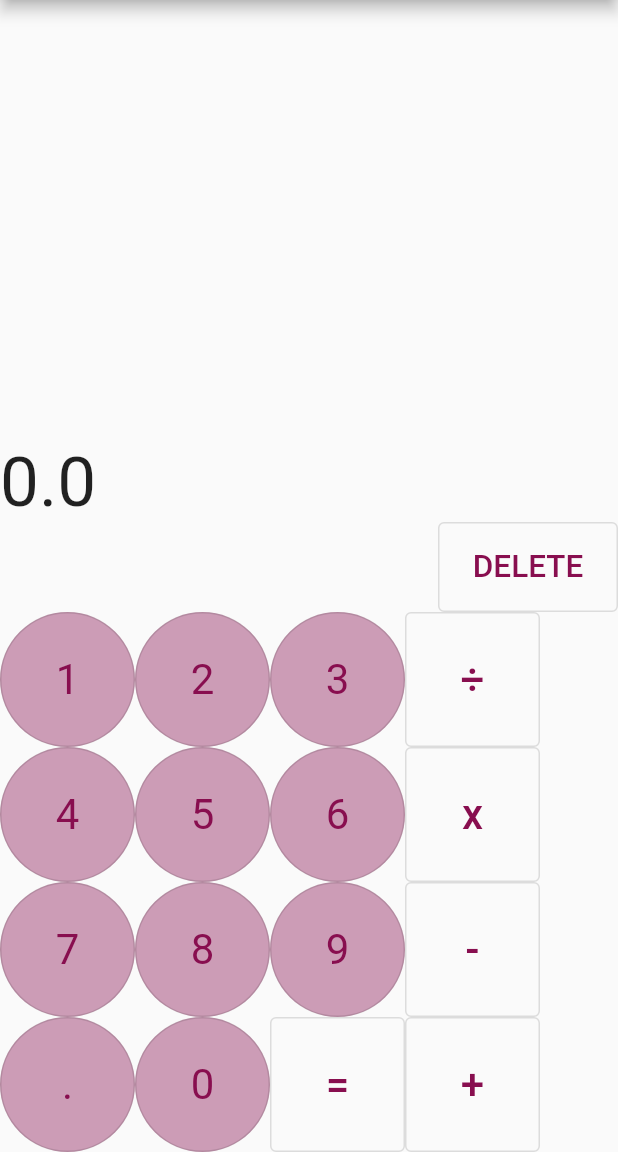
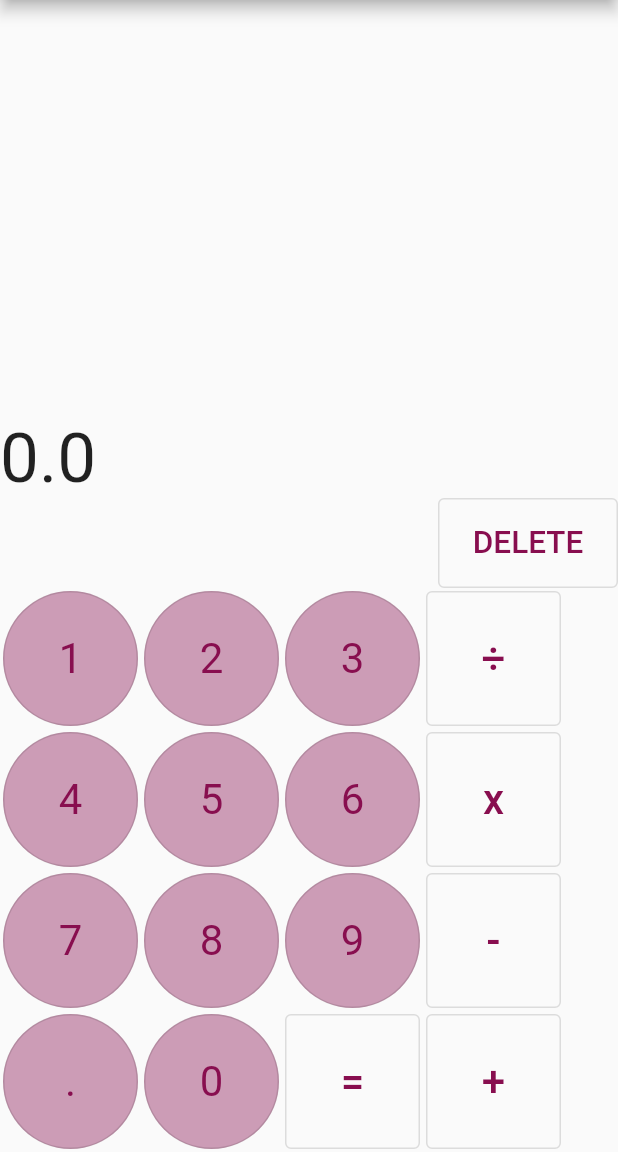
Before and after one commit to Domininiuk/Calculator, a Flutter app: the screen it shows after launch, on a phone screen of 412 x 824 dp, the part 84-1236 px from its top. Run offline on Flutter 3.47's test engine with Material 2 defaults, Android fonts, the phone set to English and light mode, and no system bars; Roboto replaces fonts that are missing (Corben).

Commit message:
Fixed another bug with division

```diff
--- a/lib/models/calculations.dart
+++ b/lib/models/calculations.dart
@@ -208,7 +208,6 @@ class CalculationsModel extends ChangeNotifier {
       if(currentNum.substring(0, currentNum.length - 1) == "0." && !_isCurrentNumAllZeroes())
       {
         result = formerResult;
-
       }
       else
         {
@@ -242,18 +241,24 @@ class CalculationsModel extends ChangeNotifier {
   //CANNOT DIVIDE BY 0
   void _calculateTheQuotient() {
     if (currentNum.length >= 3) {
-      if(currentNum.substring(0, currentNum.length - 1) == "0." && !_isCurrentNumAllZeroes())
+      //if
+      if(currentNum.substring(0, 2) == "0." && !_isCurrentNumAllZeroes())
         {
           result = formerResult;
           result /= double.tryParse(currentNum)!;
+          notifyListeners();
         }
-      else
+      else if(_isCurrentNumAllZeroes())
         {
-          result *= double.tryParse(currentNum.substring(0, currentNum.length - 1))!;
-
+         // result *= double.tryParse(currentNum.substring(0, currentNum.length - 1))!;
+         // result /= double.tryParse(currentNum)!;
+         // notifyListeners();
         }
-      result /= double.tryParse(currentNum)!;
-      notifyListeners();
+      else{
+         result *= double.tryParse(currentNum.substring(0, currentNum.length - 1))!;
+         result /= double.tryParse(currentNum)!;
+        notifyListeners();
+      }
     } else if (currentNum.length == 2) {
       if(currentNum[0]== "0")
         {
--- a/lib/screens/calculator.dart
+++ b/lib/screens/calculator.dart
@@ -74,7 +74,9 @@ class _Calculator extends StatelessWidget {
         ),
         Row(
           children: <Widget>[
-            SizedBox(
+            Padding(
+              padding: const EdgeInsets.all(2.0),
+              child: SizedBox(
                 height: 90.0,
                 width: 90.0,
                 child: OutlinedButton(
@@ -87,7 +89,10 @@ class _Calculator extends StatelessWidget {
                       onOperandPressed(context, '1');
                     }),
               ),
-            SizedBox(
+            ),
+            Padding(
+              padding: const EdgeInsets.all(2.0),
+              child: SizedBox(
                 height: 90.0,
                 width: 90.0,
                 child: OutlinedButton(
@@ -101,7 +106,10 @@ class _Calculator extends StatelessWidget {
                   },
                 ),
               ),
-            SizedBox(
+            ),
+            Padding(
+              padding: const EdgeInsets.all(2.0),
+              child: SizedBox(
                 height: 90.0,
                 width: 90.0,
                 child: OutlinedButton(
@@ -115,7 +123,10 @@ class _Calculator extends StatelessWidget {
                   },
                 ),
               ),
-            SizedBox(
+            ),
+            Padding(
+              padding: const EdgeInsets.all(2.0),
+              child: SizedBox(
                 height: 90.0,
                 width: 90.0,
                 child: OutlinedButton(
@@ -128,11 +139,14 @@ class _Calculator extends StatelessWidget {
                   },
                 ),
               ),
+            ),
           ],
         ),
         Row(
           children: <Widget>[
-            SizedBox(
+            Padding(
+              padding: const EdgeInsets.all(2.0),
+              child: SizedBox(
                 height: 90.0,
                 width: 90.0,
                 child: OutlinedButton(
@@ -146,7 +160,10 @@ class _Calculator extends StatelessWidget {
                   },
                 ),
               ),
-            SizedBox(
+            ),
+            Padding(
+              padding: const EdgeInsets.all(2.0),
+              child: SizedBox(
                 height: 90.0,
                 width: 90.0,
                 child: OutlinedButton(
@@ -160,7 +177,10 @@ class _Calculator extends StatelessWidget {
                   },
                 ),
               ),
-            SizedBox(
+            ),
+            Padding(
+              padding: const EdgeInsets.all(2.0),
+              child: SizedBox(
                 height: 90.0,
                 width: 90.0,
                 child: OutlinedButton(
@@ -174,7 +194,10 @@ class _Calculator extends StatelessWidget {
                   },
                 ),
               ),
-            SizedBox(
+            ),
+            Padding(
+              padding: const EdgeInsets.all(2.0),
+              child: SizedBox(
                 height: 90.0,
                 width: 90.0,
                 child: OutlinedButton(
@@ -187,11 +210,14 @@ class _Calculator extends StatelessWidget {
                   },
                 ),
               ),
+            ),
           ],
         ),
         Row(
           children: <Widget>[
-            SizedBox(
+            Padding(
+              padding: const EdgeInsets.all(2.0),
+              child: SizedBox(
                 height: 90.0,
                 width: 90.0,
                 child: OutlinedButton(
@@ -205,7 +231,10 @@ class _Calculator extends StatelessWidget {
                   },
                 ),
               ),
-            SizedBox(
+            ),
+            Padding(
+              padding: const EdgeInsets.all(2.0),
+              child: SizedBox(
                 height: 90.0,
                 width: 90.0,
                 child: OutlinedButton(
@@ -219,7 +248,10 @@ class _Calculator extends StatelessWidget {
                   },
                 ),
               ),
-            SizedBox(
+            ),
+            Padding(
+              padding: const EdgeInsets.all(2.0),
+              child: SizedBox(
                 height: 90.0,
                 width: 90.0,
                 child: OutlinedButton(
@@ -233,7 +265,10 @@ class _Calculator extends StatelessWidget {
                   },
                 ),
               ),
-            SizedBox(
+            ),
+            Padding(
+              padding: const EdgeInsets.all(2.0),
+              child: SizedBox(
                 height: 90.0,
                 width: 90.0,
                 child: OutlinedButton(
@@ -246,11 +281,14 @@ class _Calculator extends StatelessWidget {
                   },
                 ),
               ),
+            ),
           ],
         ),
         Row(
           children: <Widget>[
-            SizedBox(
+            Padding(
+              padding: const EdgeInsets.all(2.0),
+              child: SizedBox(
                 height: 90.0,
                 width: 90.0,
                 child: OutlinedButton(
@@ -264,7 +302,10 @@ class _Calculator extends StatelessWidget {
                   },
                 ),
               ),
-            SizedBox(
+            ),
+            Padding(
+              padding: const EdgeInsets.all(2.0),
+              child: SizedBox(
                 height: 90.0,
                 width: 90.0,
                 child: OutlinedButton(
@@ -278,7 +319,10 @@ class _Calculator extends StatelessWidget {
                   },
                 ),
               ),
-            SizedBox(
+            ),
+            Padding(
+              padding: const EdgeInsets.all(2.0),
+              child: SizedBox(
                 height: 90.0,
                 width: 90.0,
                 child: OutlinedButton(
@@ -291,7 +335,10 @@ class _Calculator extends StatelessWidget {
                   },
                 ),
               ),
-            SizedBox(
+            ),
+            Padding(
+              padding: const EdgeInsets.all(2.0),
+              child: SizedBox(
                 height: 90.0,
                 width: 90.0,
                 child: OutlinedButton(
@@ -302,6 +349,7 @@ class _Calculator extends StatelessWidget {
                   onPressed: () {
                     onOperatorPressed(context, '+');
                   },
+                ),
               ),
             ),
           ],
```
Lines whose indentation alone changed are shown as unchanged.
